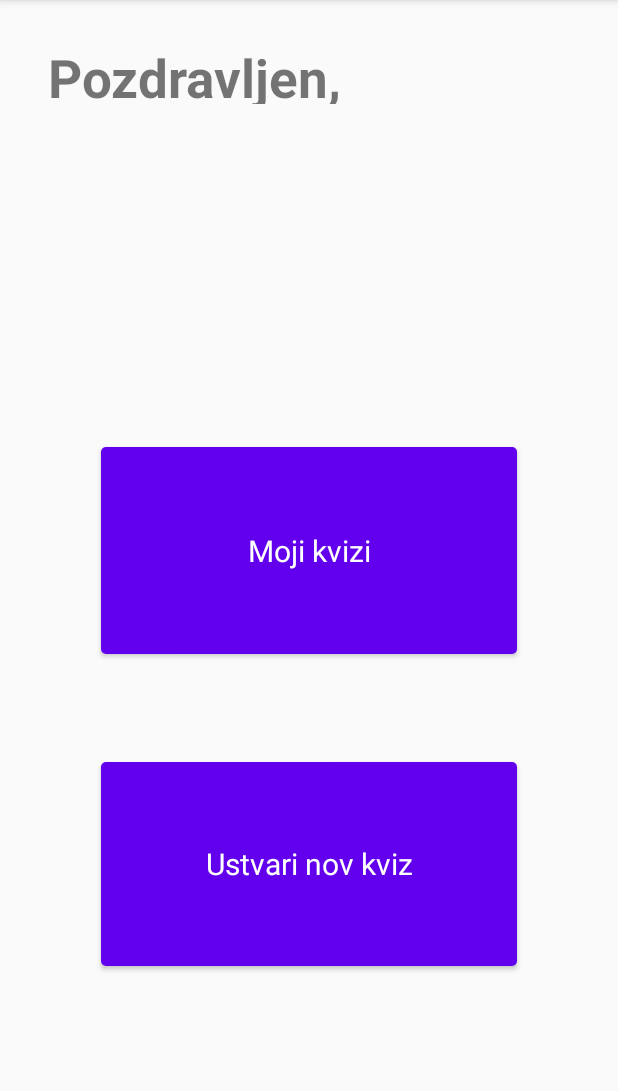
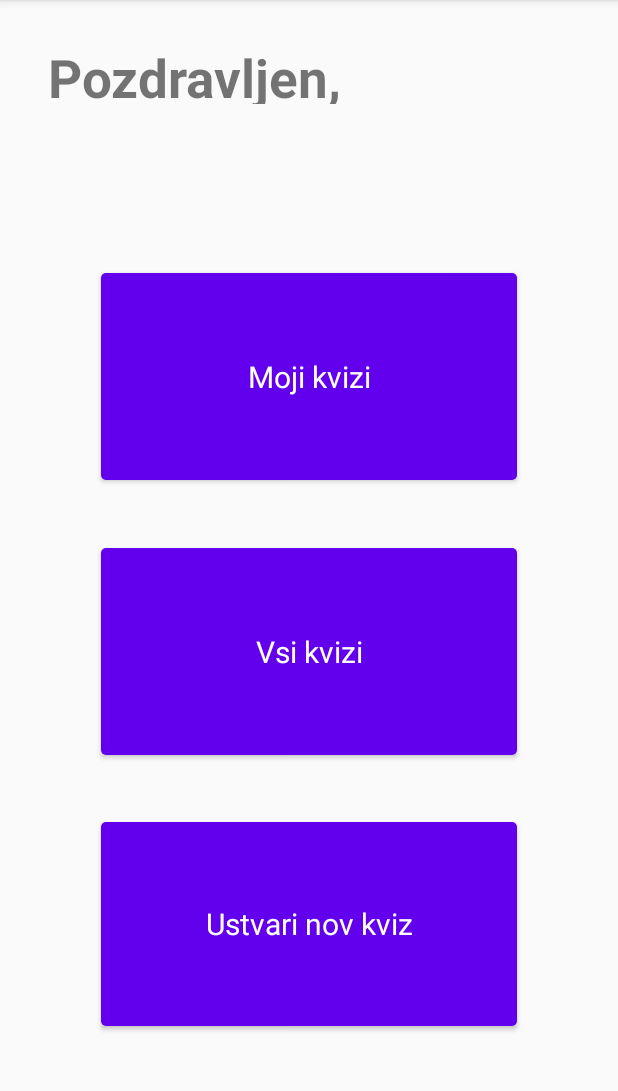
Before and after one commit to codeGal07/kvizko-app, an Android app: the BasicPageActvity screen opened directly, with no data from a screen before it, on a phone screen of 412 x 824 dp, the part 84-1175 px from its top. Run offline under Robolectric (Android 15) with nearby library versions, the phone set to English and light mode, and no system bars.

```diff
--- a/app/src/main/java/si/uni_lj/fri/pbd/mojkvizko/IzbranKvizActivity.java
+++ b/app/src/main/java/si/uni_lj/fri/pbd/mojkvizko/IzbranKvizActivity.java
@@ -39,6 +39,7 @@ public class IzbranKvizActivity extends AppCompatActivity {
 
 
         String ime_kviza = getIntent().getStringExtra("EXTRA_IME_KVIZA");
+        String ime_uporabnik = getIntent().getStringExtra("EXTRA_USER");
         imeKviza = (TextView) findViewById(R.id.ImeKviza);
         imeKviza.setText(ime_kviza);
         indeksZaVprasanjaBank = 0;
@@ -48,7 +49,7 @@ public class IzbranKvizActivity extends AppCompatActivity {
         FirebaseFirestore rootRef = FirebaseFirestore.getInstance();
         CollectionReference applicationsRef = rootRef.collection("user");
         //todo temp string Janez123, change to uporabnisko_ime
-        DocumentReference applicationIdRef = applicationsRef.document("Janez123");
+        DocumentReference applicationIdRef = applicationsRef.document(ime_uporabnik);
         applicationIdRef.get().addOnCompleteListener(task -> {
             if (task.isSuccessful()) {
                 DocumentSnapshot document = task.getResult();
--- a/app/src/main/java/si/uni_lj/fri/pbd/mojkvizko/LoginActivity.java
+++ b/app/src/main/java/si/uni_lj/fri/pbd/mojkvizko/LoginActivity.java
@@ -68,12 +68,12 @@ public class LoginActivity extends AppCompatActivity {
         vprasanjaList1_u1.add( new VprasanjeModel("V kateri državi se je zgodil dan D?", "V Franciji"));
         vprasanjaList1_u1.add( new VprasanjeModel("Kdo je bil zaveznik nacistične Nemčije?", "Italija in Japonska"));
         vprasanjaList1_u1.add( new VprasanjeModel("Katerega leta se je začela 2. svetovna vojna?", "1939"));
-        KvizModel kvizModel1_u1 = new KvizModel("||. svetovna vojna", vprasanjaList1_u1);
+        KvizModel kvizModel1_u1 = new KvizModel("||. svetovna vojna", "Janez123",vprasanjaList1_u1);
 
         vprasanjaList2_u1.add( new VprasanjeModel("Kdo je avstrolopitek?", "Prvi človek al neki"));
         vprasanjaList2_u1.add( new VprasanjeModel("Kdaj je bla kamena doma?", "Enkrat v prazgodovini"));
         vprasanjaList2_u1.add( new VprasanjeModel("Kje so našli okostje avstrolopitka?", "V Afriki"));
-        KvizModel kvizModel2_u1 = new KvizModel("Prazgodovina", vprasanjaList2_u1);
+        KvizModel kvizModel2_u1 = new KvizModel("Prazgodovina", "Janez123", vprasanjaList2_u1);
 
         kvizModelList_u1.add(kvizModel1_u1);
         kvizModelList_u1.add(kvizModel2_u1);
@@ -99,7 +99,7 @@ public class LoginActivity extends AppCompatActivity {
         //SECOND USER
         vprasanjaList1_u2.add( new VprasanjeModel("Kdaj je obstajalo rimsko cesarstvo", "27 pr. n. št.–1453"));
         vprasanjaList1_u2.add( new VprasanjeModel("Kater jezik so govorili rimljani", "Latinsko"));
-        KvizModel kvizModel_u2 = new KvizModel("Rimljani", vprasanjaList1_u2);
+        KvizModel kvizModel_u2 = new KvizModel("Rimljani", "Ana123", vprasanjaList1_u2);
 
         kvizModelList_u2.add(kvizModel_u2);
 
--- a/app/src/main/res/layout/activity_basic_page.xml
+++ b/app/src/main/res/layout/activity_basic_page.xml
@@ -7,13 +7,30 @@
     tools:context=".BasicPageActvity">
 
 
+    <androidx.appcompat.widget.AppCompatButton
+
+        android:id="@+id/button3"
+        style="@style/Widget.MaterialComponents.Button"
+        android:layout_width="277dp"
+        android:layout_height="138dp"
+        android:layout_marginBottom="56dp"
+        android:background="@drawable/button"
+        android:onClick="mojiKvizi"
+        android:text="Moji kvizi"
+        android:textColor="#FFFFFF"
+        android:textSize="20sp"
+        app:layout_constraintBottom_toTopOf="@+id/button2"
+        app:layout_constraintEnd_toEndOf="parent"
+        app:layout_constraintStart_toStartOf="parent"
+        app:layout_constraintTop_toBottomOf="@+id/textMail"
+        app:layout_constraintVertical_bias="0.238" />
+
     <TextView
         android:id="@+id/textMail"
         android:layout_width="180dp"
         android:layout_height="44dp"
         android:layout_marginTop="84dp"
         android:text="TextView"
-
         android:textSize="25sp"
         app:layout_constraintEnd_toEndOf="parent"
         app:layout_constraintHorizontal_bias="0.138"
@@ -27,27 +44,25 @@
         style="@style/Widget.MaterialComponents.Button"
         android:layout_width="277dp"
         android:layout_height="138dp"
-        android:layout_marginBottom="56dp"
         android:background="@drawable/button"
-        android:onClick="mojiKvizi"
-        android:text="Moji kvizi"
+        android:onClick="vsiKvizi"
+        android:text="Vsi kvizi"
         android:textColor="#FFFFFF"
         android:textSize="20sp"
         app:layout_constraintBottom_toTopOf="@+id/button2"
         app:layout_constraintEnd_toEndOf="parent"
         app:layout_constraintStart_toStartOf="parent"
-        app:layout_constraintTop_toBottomOf="@+id/textMail"
-        app:layout_constraintVertical_bias="0.915" />
+        app:layout_constraintTop_toBottomOf="@+id/button3" />
 
     <androidx.appcompat.widget.AppCompatButton
         android:id="@+id/button2"
         style="@style/Widget.MaterialComponents.Button"
         android:layout_width="277dp"
         android:layout_height="136dp"
-        android:layout_marginBottom="124dp"
+        android:layout_marginBottom="84dp"
         android:background="@drawable/button"
+        android:onClick="ustvariNovKviz"
         android:text="Ustvari nov kviz"
-        android:onClick="ustvariNovKviz"
         android:textColor="#FFFFFF"
         android:textSize="20sp"
         app:layout_constraintBottom_toBottomOf="parent"
--- a/app/src/main/res/layout/activity_login.xml
+++ b/app/src/main/res/layout/activity_login.xml
@@ -53,7 +53,7 @@
         android:layout_marginEnd="48dp"
         android:layout_marginBottom="64dp"
         android:onClick="loginUser"
-        android:text="@string/action_sign_in"
+        android:text="Prijava"
         app:layout_constraintBottom_toBottomOf="parent"
         app:layout_constraintEnd_toEndOf="parent"
         app:layout_constraintStart_toStartOf="parent"
--- a/app/src/main/res/layout/activity_moji_kvizi.xml
+++ b/app/src/main/res/layout/activity_moji_kvizi.xml
@@ -7,7 +7,7 @@
     tools:context=".MojiKviziActivity">
 
     <TextView
-        android:id="@+id/textMail"
+        android:id="@+id/kvizLabel"
 
         android:layout_width="163dp"
         android:layout_height="wrap_content"
@@ -33,7 +33,7 @@
         android:id="@+id/idRVCourse"
         android:layout_width="match_parent"
         android:layout_height="647dp"
-        android:layout_below="@+id/textMail"
+        android:layout_below="@+id/kvizLabel"
         android:layout_marginTop="12dp" />
 
 </RelativeLayout>
```
Also changed, not shown: app/src/main/java/si/uni_lj/fri/pbd/mojkvizko/BasicPageActvity.java (+7 -0 lines), app/src/main/java/si/uni_lj/fri/pbd/mojkvizko/CourseModel.java (+11 -1 lines), app/src/main/java/si/uni_lj/fri/pbd/mojkvizko/KvizModel.java (+12 -1 lines), app/src/main/java/si/uni_lj/fri/pbd/mojkvizko/MojiKviziActivity.java (+63 -1 lines).
